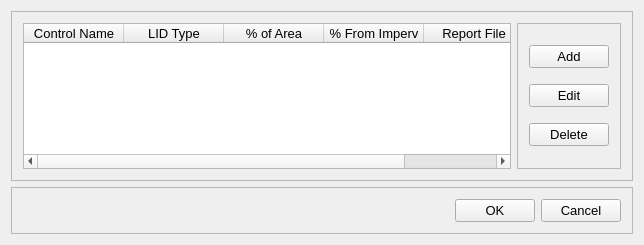
USEPA/SWMM-EPANET_User_Interface, file src/ui/SWMM/frmLIDControlsDesigner.ui: the form before one commit.
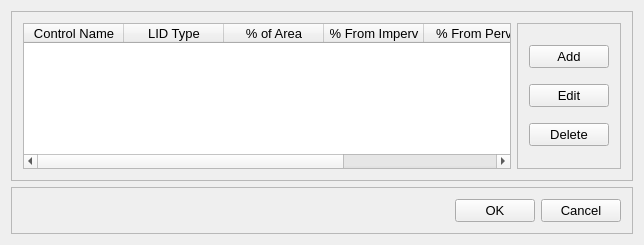
The form after the commit.

Patch:
```diff
--- a/src/ui/SWMM/frmLIDControlsDesigner.ui
+++ b/src/ui/SWMM/frmLIDControlsDesigner.ui
@@ -31,6 +31,9 @@
       <layout class="QHBoxLayout" name="horizontalLayout_2">
        <item>
         <widget class="QTableWidget" name="tblControls">
+         <property name="columnCount">
+          <number>6</number>
+         </property>
          <column>
           <property name="text">
            <string>Control Name</string>
@@ -51,6 +54,11 @@
            <string>% From Imperv</string>
           </property>
          </column>
+         <column>
+          <property name="text">
+           <string>% From Perv</string>
+          </property>
+         </column>
          <column>
           <property name="text">
            <string>Report File</string>
```
